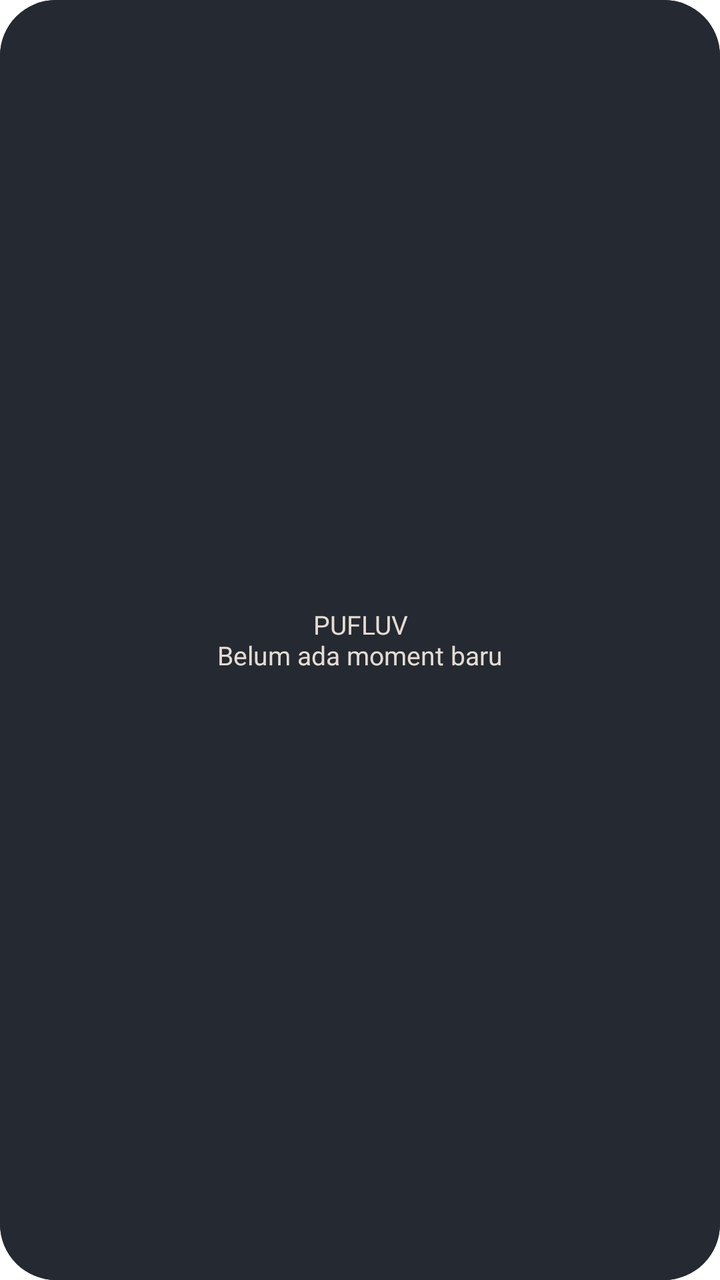
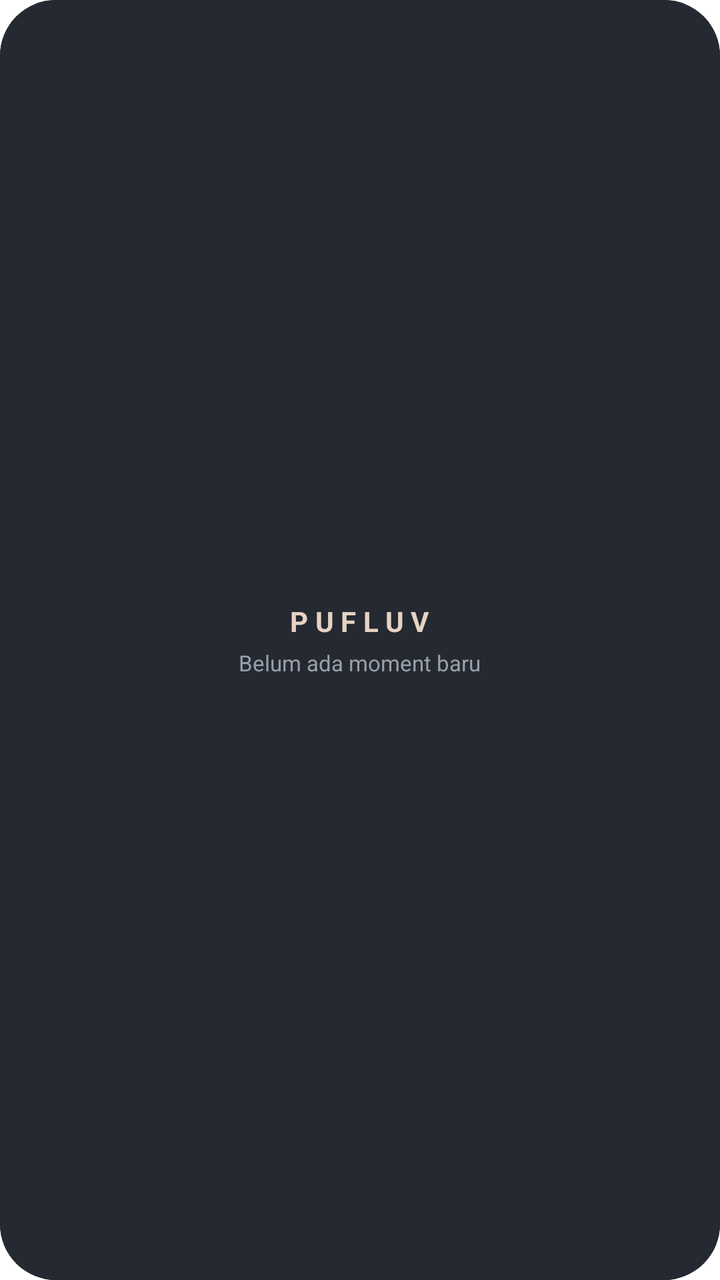

Two renders of the same Android screen: before a commit and after it. Below are the layout's source before the change and the commit's diff.
<!-- AndroidManifest.xml: fallback theme Theme.MaterialComponents.DayNight.NoActionBar -->
<!-- res/layout/pufluv_widget_layout.xml -->
<?xml version="1.0" encoding="utf-8"?>
<FrameLayout xmlns:android="http://schemas.android.com/apk/res/android"
    android:id="@+id/widget_container"
    android:layout_width="match_parent"
    android:layout_height="match_parent"
    android:background="@drawable/widget_bg">

    
    <ImageView
        android:id="@+id/widget_image"
        android:layout_width="match_parent"
        android:layout_height="match_parent"
        android:scaleType="centerCrop"
        android:visibility="gone"
        android:contentDescription="Partner Moment" />

    
    <TextView
        android:id="@+id/widget_placeholder"
        android:layout_width="match_parent"
        android:layout_height="match_parent"
        android:gravity="center"
        android:background="@drawable/widget_bg"
        android:text="PUFLUV\nBelum ada moment baru"
        android:textColor="#E4DCD3"
        android:textSize="13sp"
        android:visibility="visible" />

    
    <ImageView
        android:id="@+id/widget_scrim_overlay"
        android:layout_width="match_parent"
        android:layout_height="match_parent"
        android:src="@drawable/widget_scrim"
        android:scaleType="fitXY"
        android:visibility="gone"
        android:contentDescription="Gradient Overlay" />

    
    <LinearLayout
        android:id="@+id/widget_countdown_container"
        android:layout_width="wrap_content"
        android:layout_height="wrap_content"
        android:layout_gravity="top|end"
        android:layout_marginTop="16dp"
        android:layout_marginEnd="18dp"
        android:gravity="end"
        android:visibility="gone"
        android:orientation="vertical">

        <TextView
            android:id="@+id/widget_event_title"
            android:layout_width="wrap_content"
            android:layout_height="wrap_content"
            android:letterSpacing="0.15"
            android:text="ANNIVERSARY"
            android:textColor="#E6D3C3"
            android:textSize="9sp"
            android:textStyle="bold" />

        <LinearLayout
            android:layout_width="wrap_content"
            android:layout_height="wrap_content"
            android:gravity="bottom"
            android:orientation="horizontal">

            <TextView
                android:id="@+id/widget_countdown_number"
                android:layout_width="wrap_content"
                android:layout_height="wrap_content"
                android:includeFontPadding="false"
                android:text="8"
                android:textColor="#FAF6F1"
                android:textSize="32sp"
                android:textStyle="bold" />

            <TextView
                android:id="@+id/widget_countdown_label"
                android:layout_width="wrap_content"
                android:layout_height="wrap_content"
                android:layout_marginStart="4dp"
                android:layout_marginBottom="4dp"
                android:text="hari lagi"
                android:textColor="#E4DCD3"
                android:textSize="11sp" />
        </LinearLayout>
    </LinearLayout>

    
    <LinearLayout
        android:id="@+id/widget_caption_container"
        android:layout_width="match_parent"
        android:layout_height="wrap_content"
        android:layout_gravity="bottom|start"
        android:layout_marginStart="18dp"
        android:layout_marginEnd="18dp"
        android:layout_marginBottom="16dp"
        android:visibility="gone"
        android:orientation="vertical">

        <TextView
            android:id="@+id/widget_caption"
            android:layout_width="match_parent"
            android:layout_height="wrap_content"
            android:ellipsize="end"
            android:maxLines="2"
            android:text="lagi makan nih hehe"
            android:textColor="#FAF6F1"
            android:textSize="17sp"
            android:textStyle="bold" />

        <TextView
            android:id="@+id/widget_time_ago"
            android:layout_width="wrap_content"
            android:layout_height="wrap_content"
            android:layout_marginTop="3dp"
            android:text="2 jam lalu · 🥰"
            android:textColor="#D4CCC3"
            android:textSize="12sp" />
    </LinearLayout>
</FrameLayout>
<!-- resources referenced by this layout -->
<resources>
  <!-- drawable widget_bg (drawable) -->
  <?xml version="1.0" encoding="utf-8"?>
  <shape xmlns:android="http://schemas.android.com/apk/res/android"
      android:shape="rectangle">
      <solid android:color="#252931" />
      <corners android:radius="28dp" />
  </shape>
  <!-- drawable widget_scrim (drawable) -->
  <?xml version="1.0" encoding="utf-8"?>
  <shape xmlns:android="http://schemas.android.com/apk/res/android"
      android:shape="rectangle">
      <gradient
          android:type="linear"
          android:angle="270"
          android:startColor="#47000000"
          android:centerColor="#00000000"
          android:endColor="#C7000000" />
      <corners android:radius="28dp" />
  </shape>
</resources>

<!-- the commit's change to res/layout/pufluv_widget_layout.xml (unified diff, before → after) -->
@@ -15,18 +15,33 @@
         android:contentDescription="Partner Moment" />
 
     
-    <TextView
+    <LinearLayout
         android:id="@+id/widget_placeholder"
         android:layout_width="match_parent"
         android:layout_height="match_parent"
         android:gravity="center"
+        android:orientation="vertical"
         android:background="@drawable/widget_bg"
-        android:text="PUFLUV\nBelum ada moment baru"
-        android:textColor="#E4DCD3"
-        android:textSize="13sp"
-        android:visibility="visible" />
+        android:visibility="visible">
 
-    
+        <TextView
+            android:layout_width="wrap_content"
+            android:layout_height="wrap_content"
+            android:text="PUFLUV"
+            android:textColor="#E6D3C3"
+            android:textSize="14sp"
+            android:textStyle="bold"
+            android:letterSpacing="0.25" />
+
+        <TextView
+            android:layout_width="wrap_content"
+            android:layout_height="wrap_content"
+            android:layout_marginTop="4dp"
+            android:text="Belum ada moment baru"
+            android:textColor="#9AA0AA"
+            android:textSize="11sp" />
+    </LinearLayout>
+
     <ImageView
         android:id="@+id/widget_scrim_overlay"
         android:layout_width="match_parent"
@@ -37,64 +52,86 @@
         android:contentDescription="Gradient Overlay" />
 
     
-    <LinearLayout
-        android:id="@+id/widget_countdown_container"
-        android:layout_width="wrap_content"
+    <RelativeLayout
+        android:layout_width="match_parent"
         android:layout_height="wrap_content"
-        android:layout_gravity="top|end"
-        android:layout_marginTop="16dp"
-        android:layout_marginEnd="18dp"
-        android:gravity="end"
-        android:visibility="gone"
-        android:orientation="vertical">
+        android:layout_gravity="top"
+        android:paddingStart="16dp"
+        android:paddingEnd="16dp"
+        android:paddingTop="14dp">
 
         <TextView
-            android:id="@+id/widget_event_title"
+            android:id="@+id/widget_mood_badge"
             android:layout_width="wrap_content"
             android:layout_height="wrap_content"
-            android:letterSpacing="0.15"
-            android:text="ANNIVERSARY"
-            android:textColor="#E6D3C3"
-            android:textSize="9sp"
-            android:textStyle="bold" />
+            android:layout_alignParentStart="true"
+            android:layout_centerVertical="true"
+            android:background="@drawable/widget_pill_bg"
+            android:paddingStart="8dp"
+            android:paddingEnd="8dp"
+            android:paddingTop="3dp"
+            android:paddingBottom="3dp"
+            android:textSize="14sp"
+            android:textColor="#FAF6F1"
+            android:visibility="gone" />
 
         <LinearLayout
+            android:id="@+id/widget_countdown_container"
             android:layout_width="wrap_content"
             android:layout_height="wrap_content"
-            android:gravity="bottom"
-            android:orientation="horizontal">
+            android:layout_alignParentEnd="true"
+            android:gravity="end"
+            android:orientation="vertical"
+            android:visibility="gone">
 
             <TextView
-                android:id="@+id/widget_countdown_number"
+                android:id="@+id/widget_event_title"
                 android:layout_width="wrap_content"
                 android:layout_height="wrap_content"
-                android:includeFontPadding="false"
-                android:text="8"
-                android:textColor="#FAF6F1"
-                android:textSize="32sp"
+                android:letterSpacing="0.18"
+                android:text="ANNIVERSARY"
+                android:textColor="#E6D3C3"
+                android:textSize="8sp"
                 android:textStyle="bold" />
 
-            <TextView
-                android:id="@+id/widget_countdown_label"
+            <LinearLayout
                 android:layout_width="wrap_content"
                 android:layout_height="wrap_content"
-                android:layout_marginStart="4dp"
-                android:layout_marginBottom="4dp"
-                android:text="hari lagi"
-                android:textColor="#E4DCD3"
-                android:textSize="11sp" />
+                android:gravity="bottom"
+                android:orientation="horizontal">
+
+                <TextView
+                    android:id="@+id/widget_countdown_number"
+                    android:layout_width="wrap_content"
+                    android:layout_height="wrap_content"
+                    android:includeFontPadding="false"
+                    android:text="8"
+                    android:textColor="#FAF6F1"
+                    android:textSize="26sp"
+                    android:textStyle="bold" />
+
+                <TextView
+                    android:id="@+id/widget_countdown_label"
+                    android:layout_width="wrap_content"
+                    android:layout_height="wrap_content"
+                    android:layout_marginStart="4dp"
+                    android:layout_marginBottom="3dp"
+                    android:text="hari lagi"
+                    android:textColor="#E6D3C3"
+                    android:textSize="10sp" />
+            </LinearLayout>
         </LinearLayout>
-    </LinearLayout>
+    </RelativeLayout>
 
     
     <LinearLayout
         android:id="@+id/widget_caption_container"
         android:layout_width="match_parent"
         android:layout_height="wrap_content"
-        android:layout_gravity="bottom|start"
-        android:layout_marginStart="18dp"
-        android:layout_marginEnd="18dp"
-        android:layout_marginBottom="16dp"
+        android:layout_gravity="bottom"
+        android:layout_marginStart="16dp"
+        android:layout_marginEnd="16dp"
+        android:layout_marginBottom="14dp"
         android:visibility="gone"
         android:orientation="vertical">
 
@@ -106,7 +143,7 @@
             android:maxLines="2"
             android:text="lagi makan nih hehe"
             android:textColor="#FAF6F1"
-            android:textSize="17sp"
+            android:textSize="15sp"
             android:textStyle="bold" />
 
         <TextView
@@ -114,8 +151,8 @@
             android:layout_width="wrap_content"
             android:layout_height="wrap_content"
             android:layout_marginTop="3dp"
-            android:text="2 jam lalu · 🥰"
+            android:text="2 jam lalu"
             android:textColor="#D4CCC3"
-            android:textSize="12sp" />
+            android:textSize="11sp" />
     </LinearLayout>
 </FrameLayout>
<!-- resource entries referenced after the edit -->
@@ -6,6 +6,16 @@
       android:shape="rectangle">
       <solid android:color="#252931" />
       <corners android:radius="28dp" />
+  </shape>
+  <!-- drawable widget_pill_bg (drawable) -->
+  <?xml version="1.0" encoding="utf-8"?>
+  <shape xmlns:android="http://schemas.android.com/apk/res/android"
+      android:shape="rectangle">
+      <solid android:color="#B30E1014" />
+      <corners android:radius="14dp" />
+      <stroke
+          android:width="1dp"
+          android:color="#40E6D3C3" />
   </shape>
   <!-- drawable widget_scrim (drawable) -->
   <?xml version="1.0" encoding="utf-8"?>
